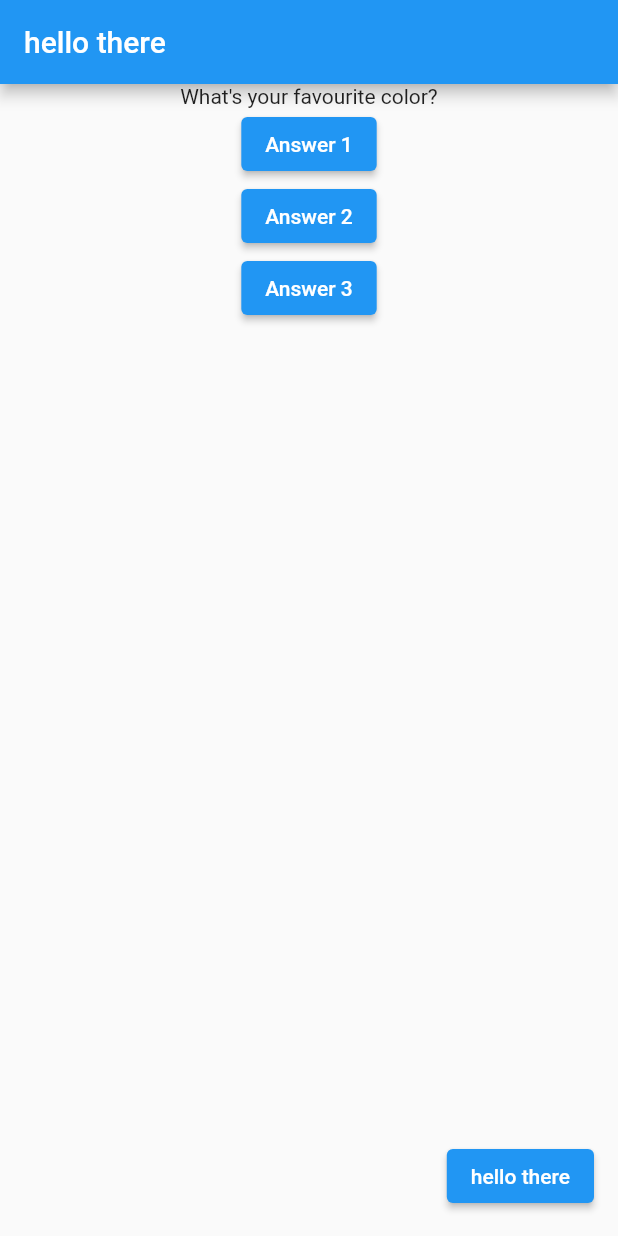
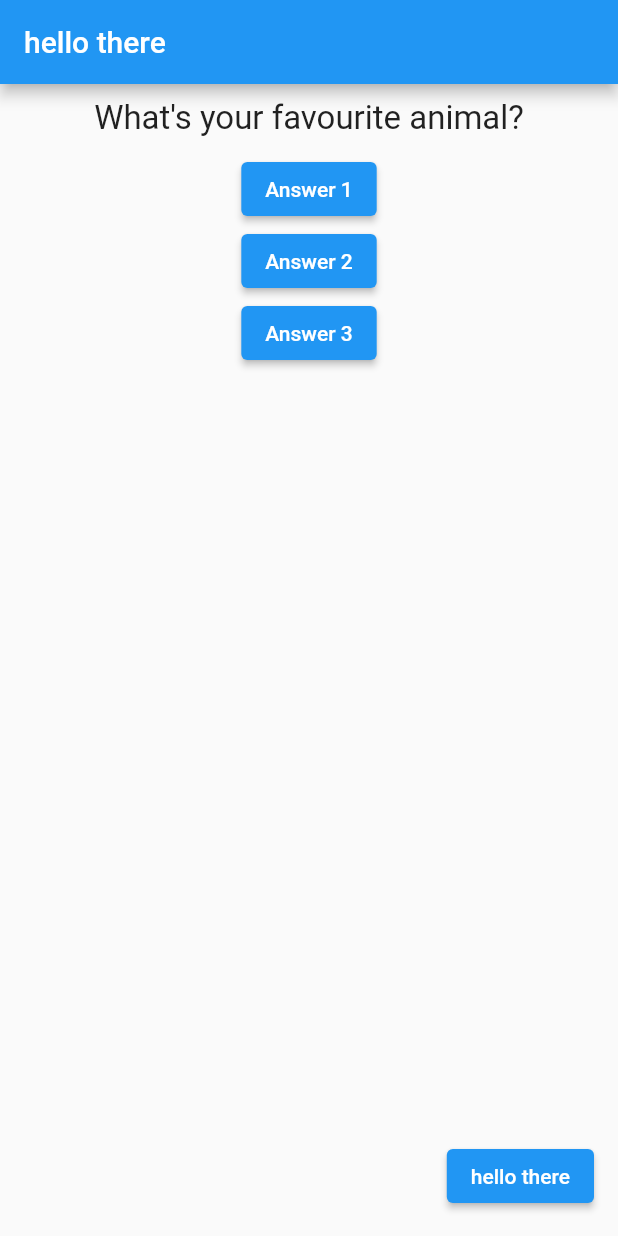
Before and after one commit to aaronparres/flutter-course, a Flutter app: the screen it shows after launch, after a tap on "Answer 1", on a phone screen of 412 x 824 dp. Run offline on Flutter 3.47's test engine with Material 2 defaults, Android fonts, the phone set to English and light mode, and no system bars.

Commit message:
new Question widget and state

```diff
--- a/lib/main.dart
+++ b/lib/main.dart
@@ -1,10 +1,22 @@
 import 'package:flutter/material.dart';
+
+import 'question.dart';
 
 void main() => runApp(MyApp());
 
-class MyApp extends StatelessWidget {
-  void buttonPressedHandler() {
-    print('Hello there!!!');
+class MyApp extends StatefulWidget {
+  @override
+  State<StatefulWidget> createState() => _MyAppState();
+}
+
+class _MyAppState extends State<MyApp> {
+  var _questionIndex = 0;
+
+  void _buttonPressedHandler() {
+    setState(() {
+      _questionIndex = _questionIndex + 1;
+    });
+    print(_questionIndex);
   }
 
   @override
@@ -24,25 +36,26 @@ class MyApp extends StatelessWidget {
         body: Center(
           child: Column(
             children: [
-              Text(questions[0]),
+              Question(
+                  questionText: questions[_questionIndex]),
               ElevatedButton(
                 child: Text('Answer 1'),
-                onPressed: () => print('Answer 1 selected'),
+                onPressed: _buttonPressedHandler,
               ),
               ElevatedButton(
                 child: Text('Answer 2'),
-                onPressed: () => print('Answer 2 selected'),
+                onPressed: _buttonPressedHandler,
               ),
               ElevatedButton(
                 child: Text('Answer 3'),
-                onPressed: () => print('Answer 3 selected'),
+                onPressed: _buttonPressedHandler,
               ),
             ],
           ),
         ),
         floatingActionButton: ElevatedButton(
           child: Text('hello there'),
-          onPressed: buttonPressedHandler,
+          onPressed: () => print('Hello there'),
         ),
       ),
     );
--- /dev/null
+++ b/lib/question.dart
@@ -0,0 +1,17 @@
+import 'package:flutter/material.dart';
+
+class Question extends StatelessWidget {
+  final String questionText;
+
+  Question({this.questionText});
+
+  @override
+  Widget build(BuildContext context) {
+    return Container(
+      width: double.infinity,
+      margin: EdgeInsets.all(10),
+      child: Text(questionText,
+          style: TextStyle(fontSize: 22), textAlign: TextAlign.center),
+    );
+  }
+}
```
Also changed, not shown: pubspec.lock.
